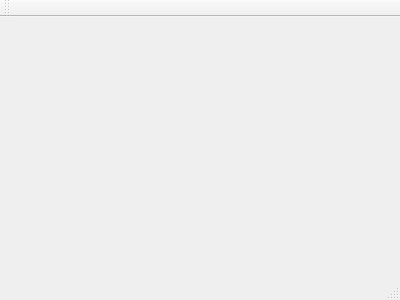
Qt form mainwindow.ui (Darhal/Trottipret) before a commit.
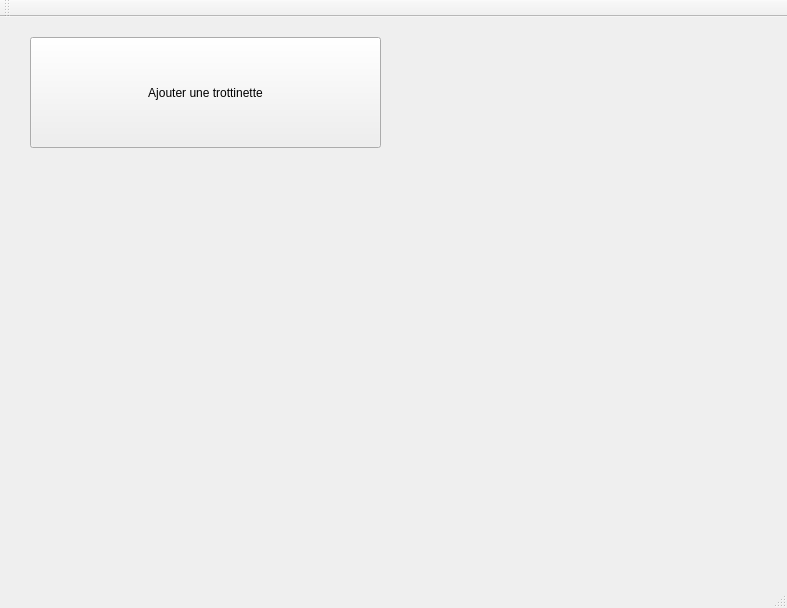
The same form after that commit.

The edit to the form file:
```diff
--- a/mainwindow.ui
+++ b/mainwindow.ui
@@ -6,14 +6,28 @@
    <rect>
     <x>0</x>
     <y>0</y>
-    <width>400</width>
-    <height>300</height>
+    <width>787</width>
+    <height>608</height>
    </rect>
   </property>
   <property name="windowTitle">
    <string>MainWindow</string>
   </property>
-  <widget class="QWidget" name="centralWidget"/>
+  <widget class="QWidget" name="centralWidget">
+   <widget class="QPushButton" name="buttonAjouterTrottinette">
+    <property name="geometry">
+     <rect>
+      <x>30</x>
+      <y>20</y>
+      <width>351</width>
+      <height>111</height>
+     </rect>
+    </property>
+    <property name="text">
+     <string>Ajouter une trottinette</string>
+    </property>
+   </widget>
+  </widget>
   <widget class="QMenuBar" name="menuBar">
    <property name="geometry">
     <rect>
```
Left out of the diff: 6 changed lines with no effect on the pictures.
